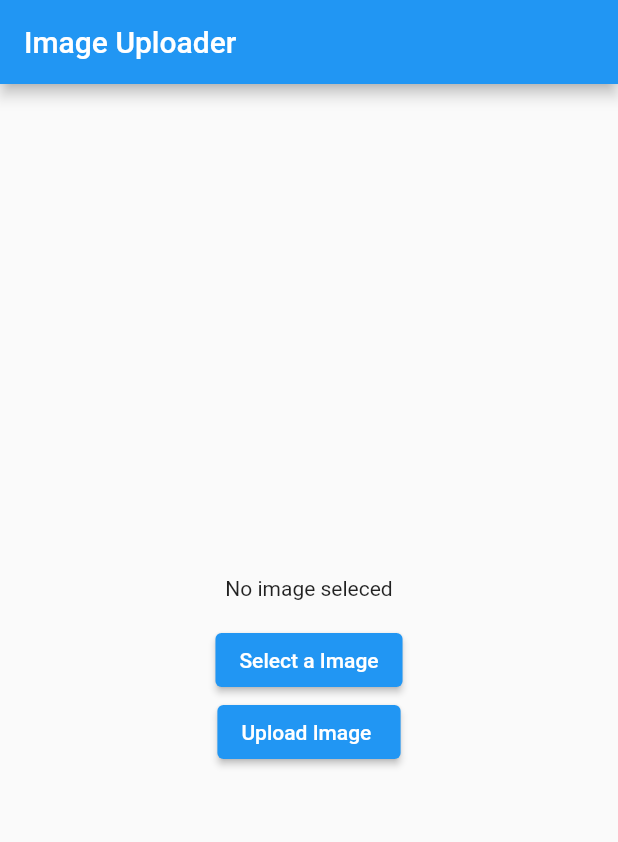
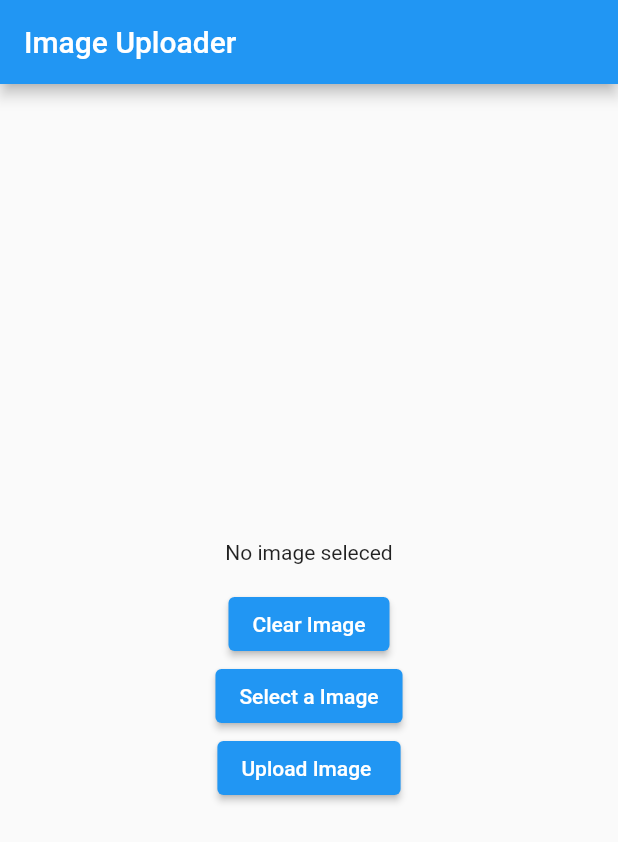
Before and after one commit to Shreemanarjun/imageapi, a Flutter app: the screen it shows after launch, on a phone screen of 412 x 824 dp. Shown: the top 842 px of the screen. Run offline on Flutter 3.47's test engine with Material 2 defaults, Android fonts, the phone set to English and light mode, and no system bars; our stand-ins replace get, image_picker.

```diff
--- a/lib/pages/homepage.dart
+++ b/lib/pages/homepage.dart
@@ -100,6 +100,12 @@ class _HomePageState extends State<HomePage> {
                   )),
             ElevatedButton(
                 onPressed: () async {
+                  image = null;
+                  isImageSelected.value = false;
+                },
+                child: const Text("Clear Image")),
+            ElevatedButton(
+                onPressed: () async {
                   image = await _picker.pickImage(source: ImageSource.gallery);
                   if (image == null) {
                     isImageSelected.value = false;
```
Also changed, not shown: lib/service/apiservice.dart (+6 -2 lines).
